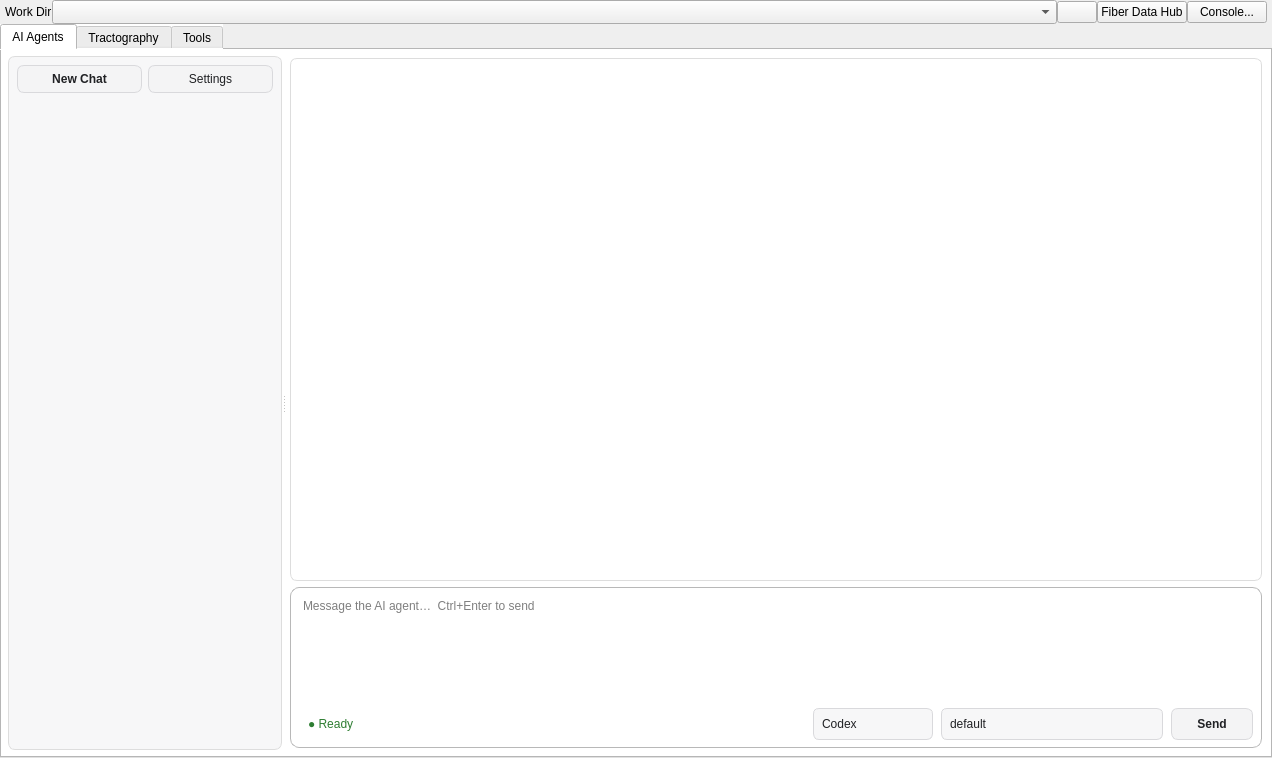
This is mainwindow.ui in frankyeh/DSI-Studio as Qt 5 draws it before an edit. The edited form follows.
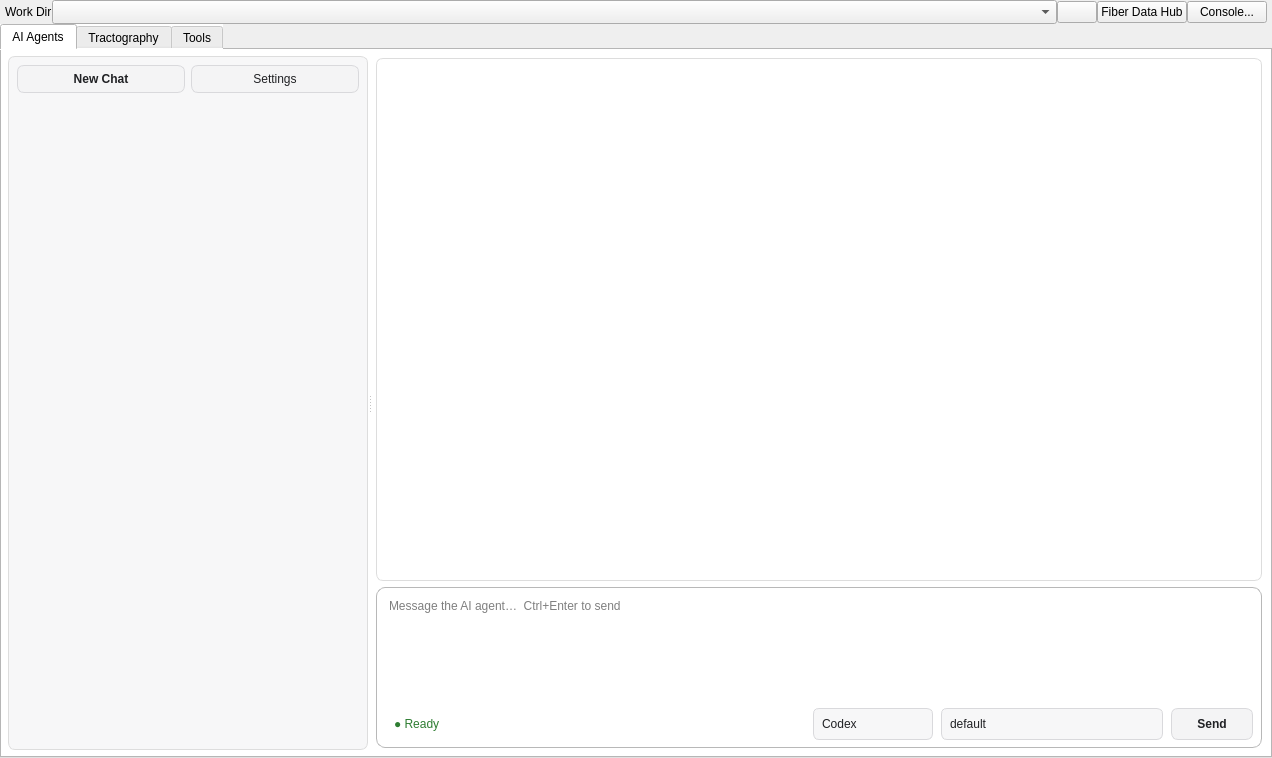
This is the edited form. Icons and pictures are not drawn.

```diff
--- a/mainwindow.ui
+++ b/mainwindow.ui
@@ -329,13 +329,13 @@
           <widget class="QFrame" name="ai_project_sidebar">
            <property name="minimumSize">
             <size>
-             <width>210</width>
+             <width>360</width>
              <height>0</height>
             </size>
            </property>
            <property name="maximumSize">
             <size>
-             <width>320</width>
+             <width>520</width>
              <height>16777215</height>
             </size>
            </property>
@@ -401,6 +401,12 @@
               <property name="selectionMode">
                <enum>QAbstractItemView::SingleSelection</enum>
               </property>
+              <property name="horizontalScrollBarPolicy">
+               <enum>Qt::ScrollBarAlwaysOff</enum>
+              </property>
+              <property name="verticalScrollBarPolicy">
+               <enum>Qt::ScrollBarAlwaysOff</enum>
+              </property>
              </widget>
             </item>
            </layout>
```
